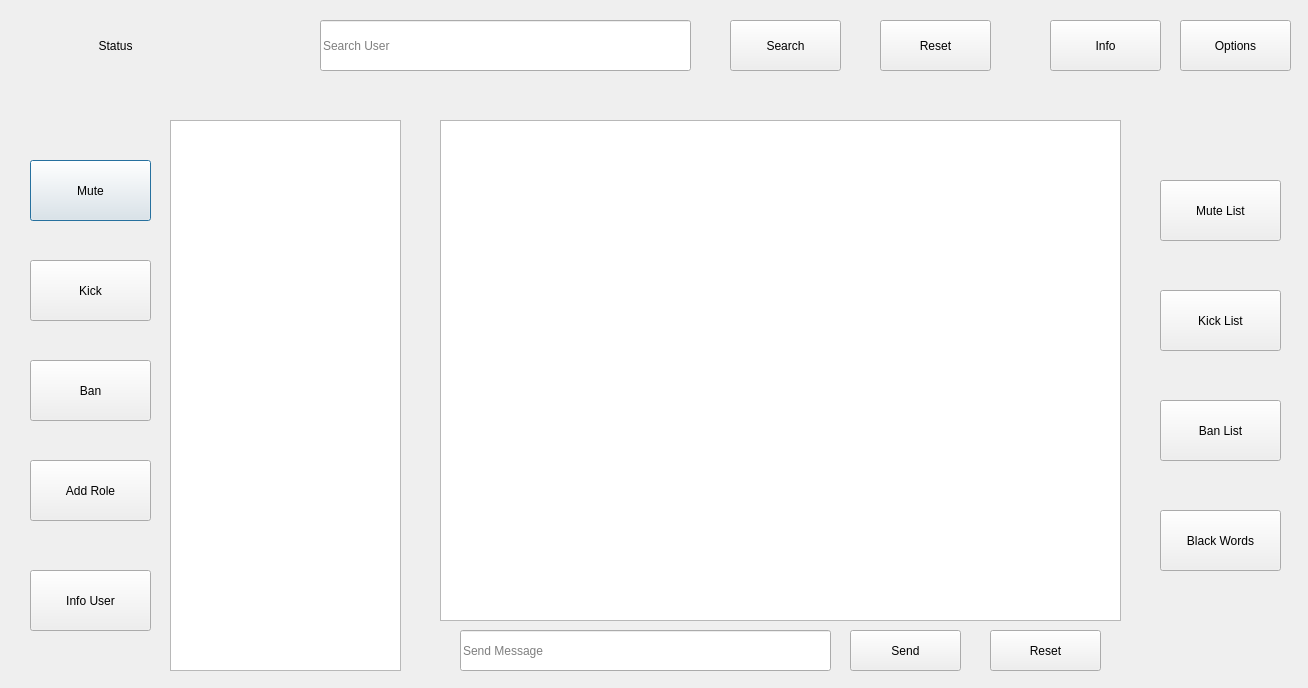
This is MultiChat/server_side_dialog.ui in vince-exe/MultiChat as Qt 5 draws it before an edit. The edited form follows.
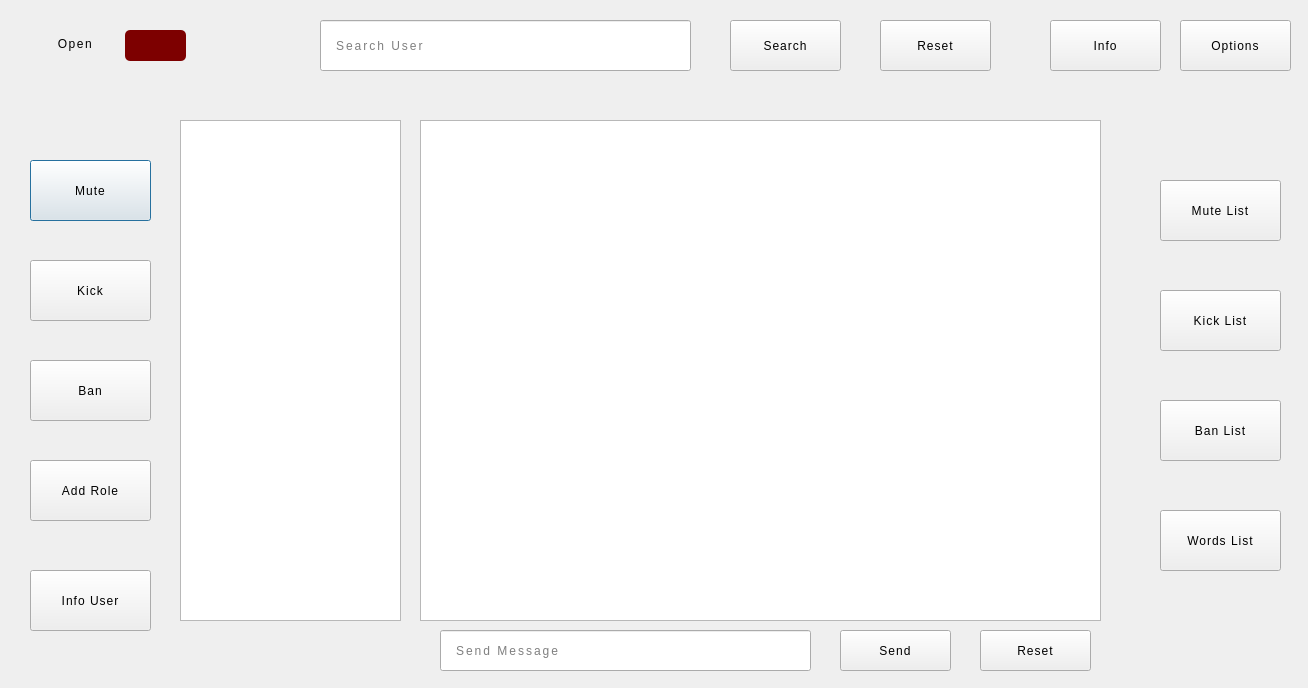
This is the edited form.

```diff
--- a/MultiChat/server_side_dialog.ui
+++ b/MultiChat/server_side_dialog.ui
@@ -13,17 +13,12 @@
   <property name="windowTitle">
    <string>Dialog</string>
   </property>
-  <widget class="QListView" name="listView">
-   <property name="geometry">
-    <rect>
-     <x>170</x>
-     <y>120</y>
-     <width>231</width>
-     <height>551</height>
-    </rect>
-   </property>
-  </widget>
-  <widget class="QPushButton" name="pushButton">
+  <property name="styleSheet">
+   <string notr="true">QDialog {
+background-color: '#0d3d4c';
+}</string>
+  </property>
+  <widget class="QPushButton" name="muteBtn">
    <property name="geometry">
     <rect>
      <x>30</x>
@@ -32,6 +27,18 @@
      <height>61</height>
     </rect>
    </property>
+   <property name="styleSheet">
+    <string notr="true">QPushButton {
+	border: 5px solid '#101014';
+	font: 700 17pt &quot;Yu Gothic UI&quot;;
+	letter-spacing: 1px;
+	color: '#e3e3e3';
+}
+
+QPushButton::hover {
+	background-color: '#0c2f3a';
+}</string>
+   </property>
    <property name="text">
     <string>Mute</string>
    </property>
@@ -45,6 +52,18 @@
      <height>61</height>
     </rect>
    </property>
+   <property name="styleSheet">
+    <string notr="true">QPushButton {
+	border: 5px solid '#101014';
+	font: 700 17pt &quot;Yu Gothic UI&quot;;
+	letter-spacing: 1px;
+	color: '#e3e3e3';
+}
+
+QPushButton::hover {
+	background-color: '#0c2f3a';
+}</string>
+   </property>
    <property name="text">
     <string>Kick</string>
    </property>
@@ -58,6 +77,18 @@
      <height>61</height>
     </rect>
    </property>
+   <property name="styleSheet">
+    <string notr="true">QPushButton {
+	border: 5px solid '#101014';
+	font: 700 17pt &quot;Yu Gothic UI&quot;;
+	letter-spacing: 1px;
+	color: '#e3e3e3';
+}
+
+QPushButton::hover {
+	background-color: '#0c2f3a';
+}</string>
+   </property>
    <property name="text">
     <string>Ban</string>
    </property>
@@ -71,6 +102,18 @@
      <height>61</height>
     </rect>
    </property>
+   <property name="styleSheet">
+    <string notr="true">QPushButton {
+	border: 5px solid '#101014';
+	font: 700 16pt &quot;Yu Gothic UI&quot;;
+	letter-spacing: 1px;
+	color: '#e3e3e3';
+}
+
+QPushButton::hover {
+	background-color: '#0c2f3a';
+}</string>
+   </property>
    <property name="text">
     <string>Mute List</string>
    </property>
@@ -84,31 +127,40 @@
      <height>61</height>
     </rect>
    </property>
+   <property name="styleSheet">
+    <string notr="true">QPushButton {
+	border: 5px solid '#101014';
+	font: 700 16pt &quot;Yu Gothic UI&quot;;
+	letter-spacing: 1px;
+	color: '#e3e3e3';
+}
+
+QPushButton::hover {
+	background-color: '#0c2f3a';
+}</string>
+   </property>
    <property name="text">
     <string>Kick List</string>
    </property>
   </widget>
-  <widget class="QListView" name="listView_2">
-   <property name="geometry">
-    <rect>
-     <x>440</x>
-     <y>120</y>
-     <width>681</width>
-     <height>501</height>
-    </rect>
-   </property>
-  </widget>
   <widget class="QLabel" name="label">
    <property name="geometry">
     <rect>
      <x>30</x>
-     <y>20</y>
-     <width>171</width>
-     <height>51</height>
+     <y>28</y>
+     <width>91</width>
+     <height>31</height>
     </rect>
    </property>
+   <property name="styleSheet">
+    <string notr="true">QLabel {
+	font: 700 20pt &quot;Yu Gothic UI&quot;;
+	letter-spacing: 1.5px;
+	color: '#e3e3e3';
+}</string>
+   </property>
    <property name="text">
-    <string>Status</string>
+    <string>Open</string>
    </property>
    <property name="alignment">
     <set>Qt::AlignCenter</set>
@@ -123,6 +175,18 @@
      <height>61</height>
     </rect>
    </property>
+   <property name="styleSheet">
+    <string notr="true">QPushButton {
+	border: 5px solid '#101014';
+	font: 700 16pt &quot;Yu Gothic UI&quot;;
+	letter-spacing: 1px;
+	color: '#e3e3e3';
+}
+
+QPushButton::hover {
+	background-color: '#0c2f3a';
+}</string>
+   </property>
    <property name="text">
     <string>Ban List</string>
    </property>
@@ -136,8 +200,20 @@
      <height>61</height>
     </rect>
    </property>
+   <property name="styleSheet">
+    <string notr="true">QPushButton {
+	border: 5px solid '#101014';
+	font: 700 15pt &quot;Yu Gothic UI&quot;;
+	color: '#e3e3e3';
+	letter-spacing: 1px;
+}
+
+QPushButton::hover {
+	background-color: '#0c2f3a';
+}</string>
+   </property>
    <property name="text">
-    <string>Black Words</string>
+    <string>Words List</string>
    </property>
   </widget>
   <widget class="QPushButton" name="pushButton_8">
@@ -149,6 +225,18 @@
      <height>51</height>
     </rect>
    </property>
+   <property name="styleSheet">
+    <string notr="true">QPushButton {
+	border: 5px solid '#101014';
+	font: 700 17pt &quot;Yu Gothic UI&quot;;
+	letter-spacing: 1px;
+	color: '#e3e3e3';
+}
+
+QPushButton::hover {
+	background-color: '#0c2f3a';
+}</string>
+   </property>
    <property name="text">
     <string>Info</string>
    </property>
@@ -162,6 +250,20 @@
      <height>51</height>
     </rect>
    </property>
+   <property name="styleSheet">
+    <string notr="true">QLineEdit {
+	border: 5px solid '#101014';
+	font: 700 14pt &quot;Yu Gothic UI&quot;;
+	letter-spacing: 2px;
+	color: '#e3e3e3';
+	background-color: '#0d3d4c';
+	padding-left: 13px;
+}
+
+QLineEdit::hover {
+	background-color: '#0c2f3a';
+}</string>
+   </property>
    <property name="placeholderText">
     <string>Search User</string>
    </property>
@@ -175,6 +277,18 @@
      <height>51</height>
     </rect>
    </property>
+   <property name="styleSheet">
+    <string notr="true">QPushButton {
+	border: 5px solid '#101014';
+	font: 700 17pt &quot;Yu Gothic UI&quot;;
+	letter-spacing: 1px;
+	color: '#e3e3e3';
+}
+
+QPushButton::hover {
+	background-color: '#0c2f3a';
+}</string>
+   </property>
    <property name="text">
     <string>Search</string>
    </property>
@@ -188,6 +302,18 @@
      <height>51</height>
     </rect>
    </property>
+   <property name="styleSheet">
+    <string notr="true">QPushButton {
+	border: 5px solid '#101014';
+	font: 700 17pt &quot;Yu Gothic UI&quot;;
+	letter-spacing: 1px;
+	color: '#e3e3e3';
+}
+
+QPushButton::hover {
+	background-color: '#0c2f3a';
+}</string>
+   </property>
    <property name="text">
     <string>Reset</string>
    </property>
@@ -201,6 +327,18 @@
      <height>51</height>
     </rect>
    </property>
+   <property name="styleSheet">
+    <string notr="true">QPushButton {
+	border: 5px solid '#101014';
+	font: 700 17pt &quot;Yu Gothic UI&quot;;
+	letter-spacing: 1px;
+	color: '#e3e3e3';
+}
+
+QPushButton::hover {
+	background-color: '#0c2f3a';
+}</string>
+   </property>
    <property name="text">
     <string>Options</string>
    </property>
@@ -208,12 +346,26 @@
   <widget class="QLineEdit" name="lineEdit_2">
    <property name="geometry">
     <rect>
-     <x>460</x>
+     <x>440</x>
      <y>630</y>
      <width>371</width>
      <height>41</height>
     </rect>
    </property>
+   <property name="styleSheet">
+    <string notr="true">QLineEdit {
+	border: 4px solid '#101014';
+	font: 700 12pt &quot;Yu Gothic UI&quot;;
+	letter-spacing: 2px;
+	color: '#e3e3e3';
+	background-color: '#0d3d4c';
+	padding-left: 13px;
+}
+
+QLineEdit::hover {
+	background-color: '#0c2f3a';
+}</string>
+   </property>
    <property name="placeholderText">
     <string>Send Message</string>
    </property>
@@ -221,12 +373,24 @@
   <widget class="QPushButton" name="pushButton_12">
    <property name="geometry">
     <rect>
-     <x>850</x>
+     <x>840</x>
      <y>630</y>
      <width>111</width>
      <height>41</height>
     </rect>
    </property>
+   <property name="styleSheet">
+    <string notr="true">QPushButton {
+	border: 4px solid '#101014';
+	font: 700 17pt &quot;Yu Gothic UI&quot;;
+	letter-spacing: 1px;
+	color: '#e3e3e3';
+}
+
+QPushButton::hover {
+	background-color: '#0c2f3a';
+}</string>
+   </property>
    <property name="text">
     <string>Send</string>
    </property>
@@ -234,12 +398,24 @@
   <widget class="QPushButton" name="pushButton_13">
    <property name="geometry">
     <rect>
-     <x>990</x>
+     <x>980</x>
      <y>630</y>
      <width>111</width>
      <height>41</height>
     </rect>
    </property>
+   <property name="styleSheet">
+    <string notr="true">QPushButton {
+	border: 4px solid '#101014';
+	font: 700 17pt &quot;Yu Gothic UI&quot;;
+	letter-spacing: 1px;
+	color: '#e3e3e3';
+}
+
+QPushButton::hover {
+	background-color: '#0c2f3a';
+}</string>
+   </property>
    <property name="text">
     <string>Reset</string>
    </property>
@@ -253,6 +429,18 @@
      <height>61</height>
     </rect>
    </property>
+   <property name="styleSheet">
+    <string notr="true">QPushButton {
+	border: 5px solid '#101014';
+	font: 700 16pt &quot;Yu Gothic UI&quot;;
+	letter-spacing: 1px;
+	color: '#e3e3e3';
+}
+
+QPushButton::hover {
+	background-color: '#0c2f3a';
+}</string>
+   </property>
    <property name="text">
     <string>Add Role</string>
    </property>
@@ -266,10 +454,107 @@
      <height>61</height>
     </rect>
    </property>
+   <property name="styleSheet">
+    <string notr="true">QPushButton {
+	border: 5px solid '#101014';
+	font: 700 16pt &quot;Yu Gothic UI&quot;;
+	letter-spacing: 1px;
+	color: '#e3e3e3';
+}
+
+QPushButton::hover {
+	background-color: '#0c2f3a';
+}</string>
+   </property>
    <property name="text">
     <string>Info User</string>
    </property>
   </widget>
+  <widget class="QPlainTextEdit" name="chatBox">
+   <property name="geometry">
+    <rect>
+     <x>420</x>
+     <y>120</y>
+     <width>681</width>
+     <height>501</height>
+    </rect>
+   </property>
+   <property name="styleSheet">
+    <string notr="true">QPlainTextEdit {
+	border: 6px solid '#101014';
+	font: 700 14pt &quot;Yu Gothic UI&quot;;
+	color: '#e3e3e3';
+	background-color: '#0d3d4c';
+}
+</string>
+   </property>
+  </widget>
+  <widget class="QTableView" name="userTable">
+   <property name="geometry">
+    <rect>
+     <x>180</x>
+     <y>120</y>
+     <width>221</width>
+     <height>501</height>
+    </rect>
+   </property>
+   <property name="focusPolicy">
+    <enum>Qt::ClickFocus</enum>
+   </property>
+   <property name="styleSheet">
+    <string notr="true">QTableView {
+background-color: '#0d3d4c';
+border: 6px solid  '#101014';
+gridline-color:  '#1a1818';
+selection-background-color: rgb(84, 13, 43);
+letter-spacing: 1.1px;
+font: 700 15pt &quot;Yu Gothic UI&quot;;
+}
+QHeaderView::section {
+border-color:  '#101014';
+color: '#e3e3e3';
+font: 700 19pt &quot;Yu Gothic UI&quot;;
+background-color: '#0d3d4c';
+height: 65px;
+}
+
+QTableView::item{
+background-color: '#0d3d4c';
+color: '#e3e3e3';
+font: 700 15pt &quot;Yu Gothic UI&quot;;
+}
+
+QTableView::item:selected {
+background-color: rgb(102, 16, 53);
+}</string>
+   </property>
+   <property name="editTriggers">
+    <set>QAbstractItemView::NoEditTriggers</set>
+   </property>
+   <property name="gridStyle">
+    <enum>Qt::SolidLine</enum>
+   </property>
+  </widget>
+  <widget class="QLabel" name="statusLabel">
+   <property name="geometry">
+    <rect>
+     <x>125</x>
+     <y>30</y>
+     <width>61</width>
+     <height>31</height>
+    </rect>
+   </property>
+   <property name="styleSheet">
+    <string notr="true">QLabel {
+	
+	background-color: rgb(125, 0, 0);
+	border-radius: 5px;
+}</string>
+   </property>
+   <property name="text">
+    <string/>
+   </property>
+  </widget>
  </widget>
  <resources/>
  <connections/>
```
Left out of the diff: 32 changed lines with no effect on the pictures.
